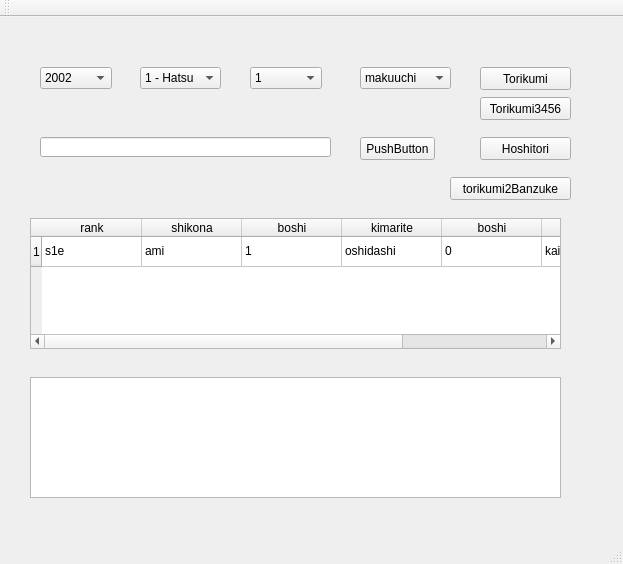
First picture: the form in mainwindow.ui, repository akdtg/ozumo, before the edit.
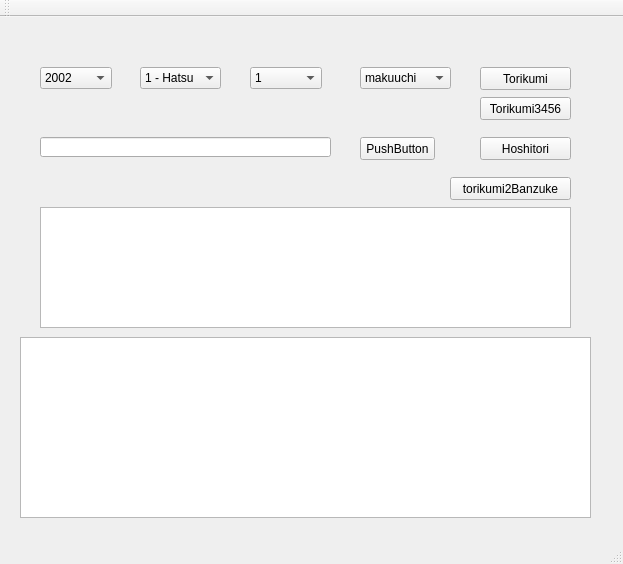
Second picture: the form after the edit.

Commit message: set correct table's tags for Html output output Html to textEdit

```diff
--- a/mainwindow.ui
+++ b/mainwindow.ui
@@ -17,8 +17,8 @@
    <widget class="QTableWidget" name="tableWidget">
     <property name="geometry">
      <rect>
-      <x>30</x>
-      <y>360</y>
+      <x>40</x>
+      <y>190</y>
       <width>531</width>
       <height>121</height>
      </rect>
@@ -47,91 +47,6 @@
      </rect>
     </property>
    </widget>
-   <widget class="QTableWidget" name="tableWidget_2">
-    <property name="geometry">
-     <rect>
-      <x>30</x>
-      <y>201</y>
-      <width>531</width>
-      <height>131</height>
-     </rect>
-    </property>
-    <row>
-     <property name="text">
-      <string>1</string>
-     </property>
-    </row>
-    <column>
-     <property name="text">
-      <string>rank</string>
-     </property>
-    </column>
-    <column>
-     <property name="text">
-      <string>shikona</string>
-     </property>
-    </column>
-    <column>
-     <property name="text">
-      <string>boshi</string>
-     </property>
-    </column>
-    <column>
-     <property name="text">
-      <string>kimarite</string>
-     </property>
-    </column>
-    <column>
-     <property name="text">
-      <string>boshi</string>
-     </property>
-    </column>
-    <column>
-     <property name="text">
-      <string>shikona</string>
-     </property>
-    </column>
-    <column>
-     <property name="text">
-      <string>rank</string>
-     </property>
-    </column>
-    <item row="0" column="0">
-     <property name="text">
-      <string>s1e</string>
-     </property>
-    </item>
-    <item row="0" column="1">
-     <property name="text">
-      <string>ami</string>
-     </property>
-    </item>
-    <item row="0" column="2">
-     <property name="text">
-      <string>1</string>
-     </property>
-    </item>
-    <item row="0" column="3">
-     <property name="text">
-      <string>oshidashi</string>
-     </property>
-    </item>
-    <item row="0" column="4">
-     <property name="text">
-      <string>0</string>
-     </property>
-    </item>
-    <item row="0" column="5">
-     <property name="text">
-      <string>kaio</string>
-     </property>
-    </item>
-    <item row="0" column="6">
-     <property name="text">
-      <string>o1e</string>
-     </property>
-    </item>
-   </widget>
    <widget class="QPushButton" name="pushButton_Torikumi">
     <property name="geometry">
      <rect>
@@ -395,6 +310,16 @@
      <string>torikumi2Banzuke</string>
     </property>
    </widget>
+   <widget class="QTextEdit" name="textEdit">
+    <property name="geometry">
+     <rect>
+      <x>20</x>
+      <y>320</y>
+      <width>571</width>
+      <height>181</height>
+     </rect>
+    </property>
+   </widget>
   </widget>
   <widget class="QMenuBar" name="menuBar">
    <property name="geometry">
```
The commit also changes 1 other file.
